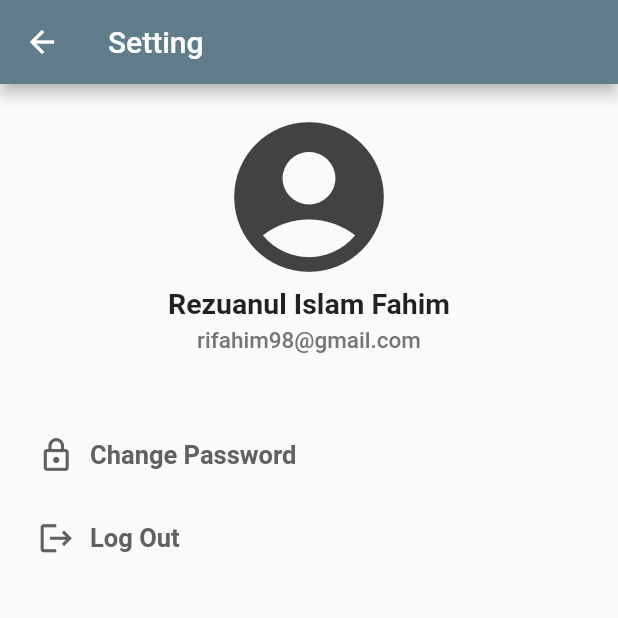
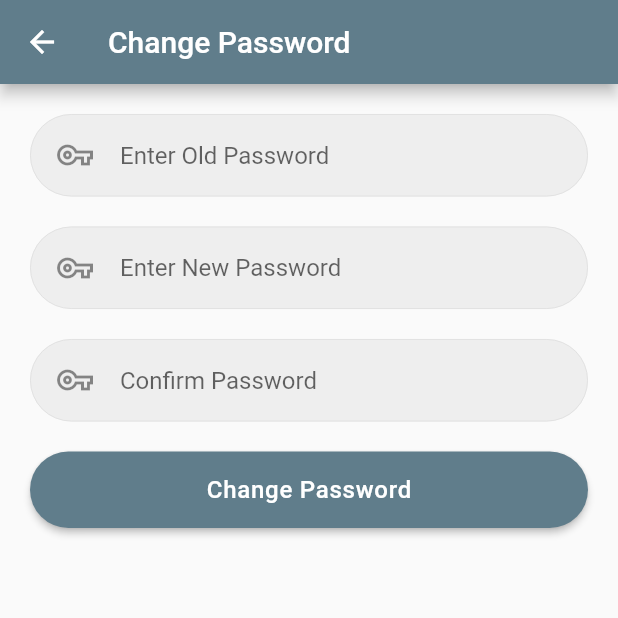
Before and after one commit to Rezuanul-Islam-Fahim/anonymous_chat, a Flutter app: the SettingScreen screen opened directly, after a tap on "Change Password", on a phone screen of 412 x 824 dp, the top half of it. Run offline on Flutter 3.47's test engine with Material 2 defaults, Android fonts, the phone set to English and light mode, and no system bars; our stand-ins replace cloud_firestore, firebase_auth, firebase_core, firebase_database, shared_preferences; accounts and stored records are empty.

Commit message:
Create change password screen UI

```diff
--- /dev/null
+++ b/lib/components/setting_buttons.dart
@@ -0,0 +1,34 @@
+import 'package:flutter/material.dart';
+
+class SettingButtons extends StatelessWidget {
+  final dynamic icon;
+  final String label;
+  final Function handler;
+
+  SettingButtons(this.icon, this.label, this.handler);
+
+  @override
+  Widget build(BuildContext context) {
+    return InkWell(
+      splashColor: Colors.grey[350],
+      onTap: handler,
+      child: Container(
+        padding: EdgeInsets.symmetric(horizontal: 25, vertical: 15),
+        child: Row(
+          children: <Widget>[
+            Icon(icon, size: 25, color: Colors.grey[700]),
+            SizedBox(width: 10),
+            Text(
+              label,
+              style: TextStyle(
+                fontSize: 17,
+                fontWeight: FontWeight.w700,
+                color: Colors.grey[700],
+              ),
+            ),
+          ],
+        ),
+      ),
+    );
+  }
+}
--- /dev/null
+++ b/lib/screens/change_password.dart
@@ -0,0 +1,50 @@
+import 'package:flutter/material.dart';
+import 'package:firebase_auth/firebase_auth.dart';
+
+import '../global.dart';
+import '../components/login_register_button.dart';
+
+class ChangePasswordScreen extends StatelessWidget {
+  @override
+  Widget build(BuildContext context) {
+    return Scaffold(
+      appBar: AppBar(
+        title: Text('Change Password'),
+      ),
+      body: Padding(
+        padding: EdgeInsets.all(20),
+        child: Column(
+          crossAxisAlignment: CrossAxisAlignment.center,
+          children: <Widget>[
+            TextField(
+              decoration: inputField(
+                'Enter Old Password',
+                Icon(Icons.vpn_key_outlined),
+              ),
+            ),
+            SizedBox(height: 20),
+            TextField(
+              decoration: inputField(
+                'Enter New Password',
+                Icon(Icons.vpn_key_outlined),
+              ),
+            ),
+            SizedBox(height: 20),
+            TextField(
+              decoration: inputField(
+                'Confirm Password',
+                Icon(Icons.vpn_key_outlined),
+              ),
+            ),
+            SizedBox(height: 20),
+            LoginRegisterButton('Change Password', () {
+              final _auth = FirebaseAuth.instance;
+              final User _user = _auth.currentUser;
+              print(_user.email);
+            }),
+          ],
+        ),
+      ),
+    );
+  }
+}
--- a/lib/screens/setting.dart
+++ b/lib/screens/setting.dart
@@ -4,7 +4,9 @@ import 'package:flutter/material.dart';
 import 'package:shared_preferences/shared_preferences.dart';
 import 'package:firebase_auth/firebase_auth.dart';
 
+import '../components/setting_buttons.dart';
 import 'login.dart';
+import 'change_password.dart';
 
 class SettingScreen extends StatelessWidget {
   final FirebaseAuth _auth = FirebaseAuth.instance;
@@ -58,8 +60,18 @@ class SettingScreen extends StatelessWidget {
             SizedBox(height: 40),
             Column(
               children: <Widget>[
-                SettingButtons(Icons.lock_outlined, 'Change Password'),
-                SettingButtons(Icons.logout, 'Log Out'),
+                SettingButtons(
+                  Icons.vpn_key_outlined,
+                  'Change Password',
+                  () => Navigator.of(context).push(
+                    MaterialPageRoute(builder: (_) => ChangePasswordScreen()),
+                  ),
+                ),
+                SettingButtons(
+                  Icons.logout,
+                  'Log Out',
+                  () => _logOut(context),
+                ),
               ],
             ),
           ],
@@ -68,35 +80,3 @@ class SettingScreen extends StatelessWidget {
     );
   }
 }
-
-class SettingButtons extends StatelessWidget {
-  final dynamic icon;
-  final String label;
-
-  SettingButtons(this.icon, this.label);
-
-  @override
-  Widget build(BuildContext context) {
-    return InkWell(
-      splashColor: Colors.grey[350],
-      onTap: () => print('done'),
-      child: Container(
-        padding: EdgeInsets.symmetric(horizontal: 25, vertical: 15),
-        child: Row(
-          children: <Widget>[
-            Icon(icon, size: 25, color: Colors.grey[700]),
-            SizedBox(width: 10),
-            Text(
-              label,
-              style: TextStyle(
-                fontSize: 17,
-                fontWeight: FontWeight.w700,
-                color: Colors.grey[700],
-              ),
-            ),
-          ],
-        ),
-      ),
-    );
-  }
-}
```
